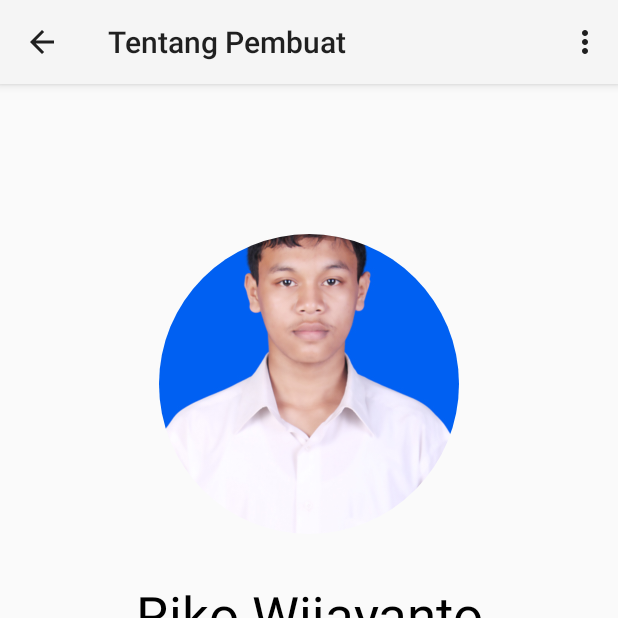
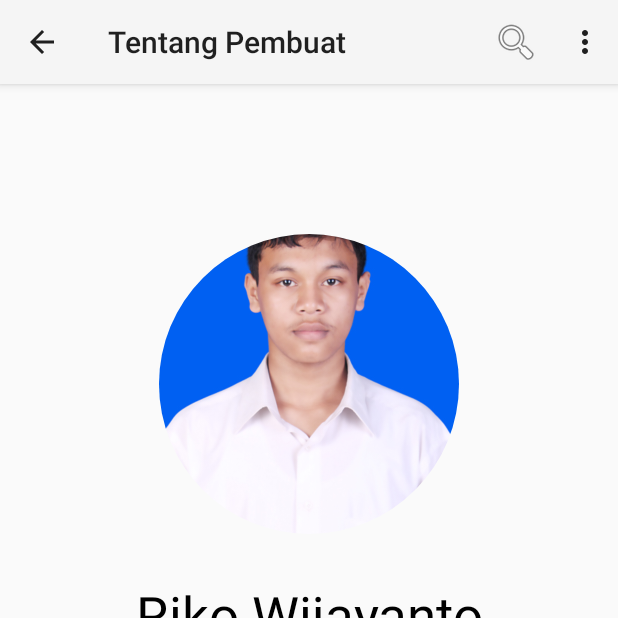
Before and after one commit to rikowijayanto/andro_final_1, an Android app: the halaman_tentang screen opened directly, with no data from a screen before it, on a phone screen of 412 x 824 dp, the top half of it. Run offline under Robolectric (Android 15) with nearby library versions, the phone set to English and light mode, and no system bars; our stand-ins replace CircleImageView.

Commit message:
Adding search bar

```diff
--- a/app/src/main/res/menu/menu_main.xml
+++ b/app/src/main/res/menu/menu_main.xml
@@ -18,4 +18,11 @@
         android:id = "@+id/keluar"
         android:title="Keluar"
         app:showAsAction="never"/>
+
+    <item
+        android:id="@+id/action_search"
+        app:actionViewClass="androidx.appcompat.widget.SearchView"
+        app:showAsAction="always|collapseActionView"
+        android:icon="@android:drawable/ic_menu_search"
+        android:title="Search" />
 </menu>
```
